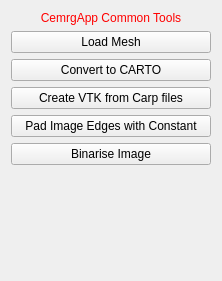
OpenHeartDevelopers/CemrgApp, file CemrgApp/Plugins/kcl.cemrgapp.mainapp/src/internal/QmitkCemrgAppCommonToolsControls.ui: the form before one commit.
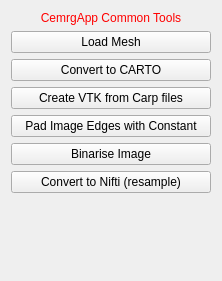
The form after the commit.

The edit to the form file:
```diff
--- a/CemrgApp/Plugins/kcl.cemrgapp.mainapp/src/internal/QmitkCemrgAppCommonToolsControls.ui
+++ b/CemrgApp/Plugins/kcl.cemrgapp.mainapp/src/internal/QmitkCemrgAppCommonToolsControls.ui
@@ -74,6 +74,13 @@
      </property>
     </widget>
    </item>
+   <item>
+    <widget class="QPushButton" name="button_6">
+     <property name="text">
+      <string>Convert to Nifti (resample)</string>
+     </property>
+    </widget>
+   </item>
    <item>
     <spacer name="spacer1">
      <property name="orientation">
```
